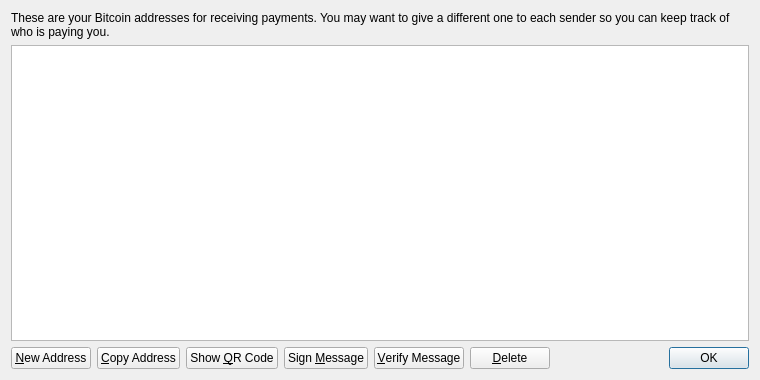
Old version of the form src/qt/forms/addressbookpage.ui in the repository luketherock868/shminguscoin.
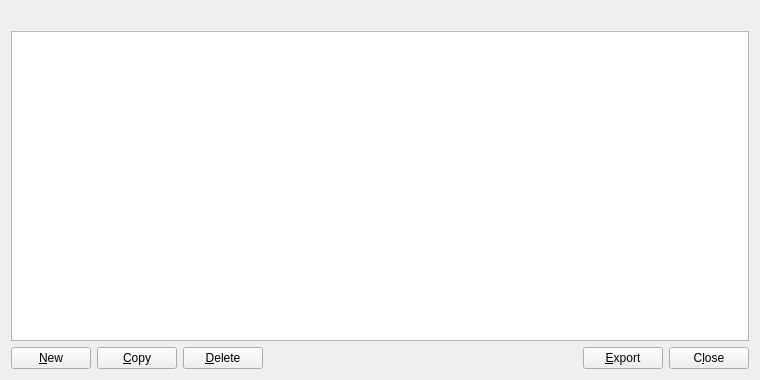
New version of the form. Icons and pictures are not drawn.

What changed in the file:
```diff
--- a/src/qt/forms/addressbookpage.ui
+++ b/src/qt/forms/addressbookpage.ui
@@ -16,9 +16,6 @@
   <layout class="QVBoxLayout" name="verticalLayout">
    <item>
     <widget class="QLabel" name="labelExplanation">
-     <property name="text">
-      <string>These are your Bitcoin addresses for receiving payments. You may want to give a different one to each sender so you can keep track of who is paying you.</string>
-     </property>
      <property name="textFormat">
       <enum>Qt::PlainText</enum>
      </property>
@@ -63,12 +60,15 @@
         <string>Create a new address</string>
        </property>
        <property name="text">
-        <string>&amp;New Address</string>
+        <string>&amp;New</string>
        </property>
        <property name="icon">
         <iconset resource="../bitcoin.qrc">
          <normaloff>:/icons/add</normaloff>:/icons/add</iconset>
        </property>
+       <property name="autoDefault">
+        <bool>false</bool>
+       </property>
       </widget>
      </item>
      <item>
@@ -77,18 +77,14 @@
         <string>Copy the currently selected address to the system clipboard</string>
        </property>
        <property name="text">
-        <string>&amp;Copy Address</string>
+        <string>&amp;Copy</string>
        </property>
        <property name="icon">
         <iconset resource="../bitcoin.qrc">
          <normaloff>:/icons/editcopy</normaloff>:/icons/editcopy</iconset>
        </property>
-      </widget>
-     </item>
-     <item>
-      <widget class="QPushButton" name="showQRCode">
-       <property name="text">
-        <string>Show &amp;QR Code</string>
+       <property name="autoDefault">
+        <bool>false</bool>
        </property>
        <property name="icon">
         <iconset resource="../bitcoin.qrc">
@@ -97,35 +93,7 @@
       </widget>
      </item>
      <item>
-      <widget class="QPushButton" name="signMessage">
-       <property name="toolTip">
-        <string>Sign a message to prove you own a Bitcoin address</string>
-       </property>
-       <property name="text">
-        <string>Sign &amp;Message</string>
-       </property>
-       <property name="icon">
-        <iconset resource="../bitcoin.qrc">
-         <normaloff>:/icons/edit</normaloff>:/icons/edit</iconset>
-       </property>
-      </widget>
-     </item>
-     <item>
-      <widget class="QPushButton" name="verifyMessage">
-       <property name="toolTip">
-        <string>Verify a message to ensure it was signed with a specified Bitcoin address</string>
-       </property>
-       <property name="text">
-        <string>&amp;Verify Message</string>
-       </property>
-       <property name="icon">
-        <iconset resource="../bitcoin.qrc">
-         <normaloff>:/icons/transaction_0</normaloff>:/icons/transaction_0</iconset>
-       </property>
-      </widget>
-     </item>
-     <item>
-      <widget class="QPushButton" name="deleteButton">
+      <widget class="QPushButton" name="deleteAddress">
        <property name="toolTip">
         <string>Delete the currently selected address from the list</string>
        </property>
@@ -136,6 +104,9 @@
         <iconset resource="../bitcoin.qrc">
          <normaloff>:/icons/remove</normaloff>:/icons/remove</iconset>
        </property>
+       <property name="autoDefault">
+        <bool>false</bool>
+       </property>
       </widget>
      </item>
      <item>
@@ -152,15 +123,35 @@
       </spacer>
      </item>
      <item>
-      <widget class="QDialogButtonBox" name="buttonBox">
+      <widget class="QPushButton" name="exportButton">
+       <property name="toolTip">
+        <string>Export the data in the current tab to a file</string>
+       </property>
+       <property name="text">
+        <string>&amp;Export</string>
+       </property>
+       <property name="icon">
+        <iconset resource="../bitcoin.qrc">
+         <normaloff>:/icons/export</normaloff>:/icons/export</iconset>
+       </property>
+       <property name="autoDefault">
+        <bool>false</bool>
+       </property>
+      </widget>
+     </item>
+     <item>
+      <widget class="QPushButton" name="closeButton">
        <property name="sizePolicy">
-        <sizepolicy hsizetype="Maximum" vsizetype="Fixed">
+        <sizepolicy hsizetype="Minimum" vsizetype="Minimum">
          <horstretch>0</horstretch>
          <verstretch>0</verstretch>
         </sizepolicy>
        </property>
-       <property name="standardButtons">
-        <set>QDialogButtonBox::Ok</set>
+       <property name="text">
+        <string>C&amp;lose</string>
+       </property>
+       <property name="autoDefault">
+        <bool>false</bool>
        </property>
       </widget>
      </item>
```
Left out of the diff: 13 changed lines with no effect on the pictures.
